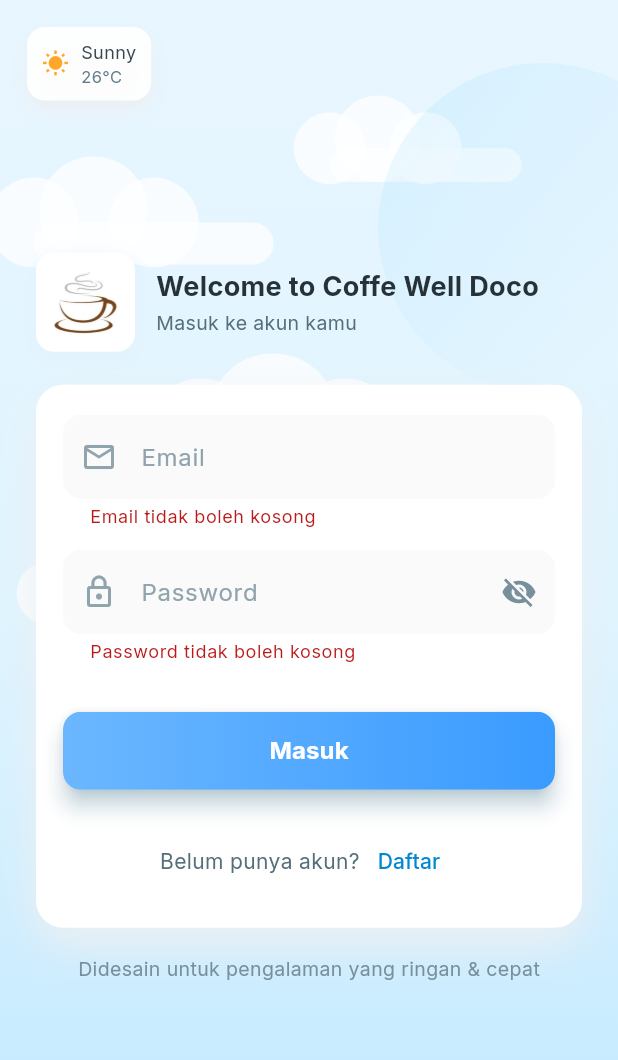
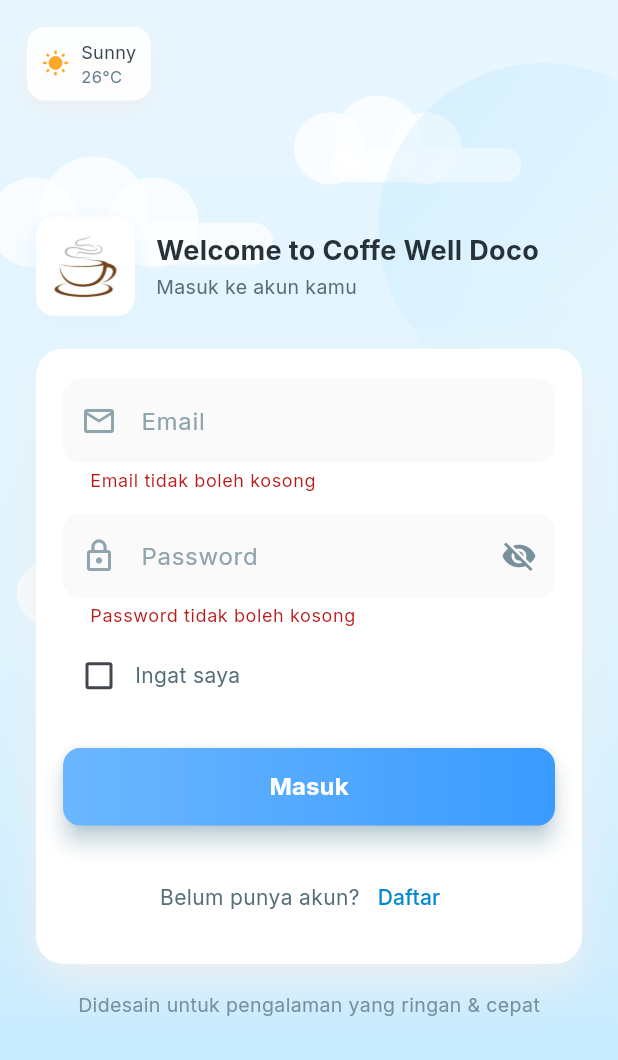
Before and after one commit to AndikaBN/cafe_well_doco, a Flutter app: the screen it shows after launch, after a tap on "Masuk", on a phone screen of 412 x 824 dp. Shown: the top 1060 px of the screen. Run offline on Flutter 3.47's test engine with Material 3 defaults, Android fonts, the light colour scheme and no system bars; our stand-ins replace cloud_firestore, firebase_auth, firebase_core, google_fonts, shared_preferences; accounts and stored records are empty.

Commit message:
feat: Add "Remember Me" functionality to login page

```diff
--- a/lib/pages/login_page.dart
+++ b/lib/pages/login_page.dart
@@ -6,6 +6,7 @@ import 'package:cafe_well_doco/services/auth_service.dart';
 import 'package:cafe_well_doco/pages/admin_home_page.dart';
 import 'package:cafe_well_doco/pages/karyawan_home_page.dart';
 import 'package:flutter/material.dart';
+import 'package:shared_preferences/shared_preferences.dart';
 
 class LoginPage extends StatefulWidget {
   const LoginPage({super.key});
@@ -22,8 +23,10 @@ class _LoginPageState extends State<LoginPage>
   final _authService = AuthService();
   bool _obscure = true;
   bool _loading = false;
+  bool _rememberMe = false;
 
   late final AnimationController _floatController;
+
   @override
   void initState() {
     super.initState();
@@ -31,6 +34,37 @@ class _LoginPageState extends State<LoginPage>
       vsync: this,
       duration: const Duration(seconds: 6),
     )..repeat(reverse: true);
+    _loadRememberedCredentials();
+  }
+
+  Future<void> _loadRememberedCredentials() async {
+    final prefs = await SharedPreferences.getInstance();
+    final rememberMe = prefs.getBool('rememberMe') ?? false;
+
+    if (rememberMe) {
+      final email = prefs.getString('savedEmail') ?? '';
+      final password = prefs.getString('savedPassword') ?? '';
+
+      setState(() {
+        _rememberMe = rememberMe;
+        _email.text = email;
+        _password.text = password;
+      });
+    }
+  }
+
+  Future<void> _saveCredentials() async {
+    final prefs = await SharedPreferences.getInstance();
+
+    if (_rememberMe) {
+      await prefs.setBool('rememberMe', true);
+      await prefs.setString('savedEmail', _email.text.trim());
+      await prefs.setString('savedPassword', _password.text.trim());
+    } else {
+      await prefs.remove('rememberMe');
+      await prefs.remove('savedEmail');
+      await prefs.remove('savedPassword');
+    }
   }
 
   @override
@@ -54,6 +88,9 @@ class _LoginPageState extends State<LoginPage>
     setState(() => _loading = false);
 
     if (result['success']) {
+      // Simpan credentials jika remember me dicentang
+      await _saveCredentials();
+
       final user = result['user'];
 
       // Navigate berdasarkan role dengan pushReplacement (hapus history)
@@ -244,7 +281,28 @@ class _LoginPageState extends State<LoginPage>
                                     return null;
                                   },
                                 ),
-                                const SizedBox(height: 32),
+                                const SizedBox(height: 8),
+                                // Remember Me checkbox
+                                Row(
+                                  children: [
+                                    Checkbox(
+                                      value: _rememberMe,
+                                      onChanged: (value) {
+                                        setState(
+                                          () => _rememberMe = value ?? false,
+                                        );
+                                      },
+                                    ),
+                                    Text(
+                                      'Ingat saya',
+                                      style: TextStyle(
+                                        color: Colors.blueGrey.shade600,
+                                        fontSize: 14,
+                                      ),
+                                    ),
+                                  ],
+                                ),
+                                const SizedBox(height: 24),
                                 // Sign in button
                                 SizedBox(
                                   width: double.infinity,
```
